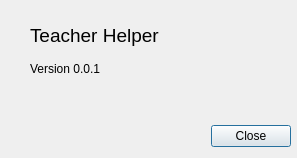
This is TeacherHelper/src/aboutBoxForm.ui in jeremydumais/TeacherHelper as Qt 5 draws it before an edit. The edited form follows.
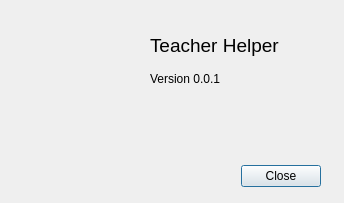
This is the edited form. Icons and pictures are not drawn.

Commit message: Worked on Class and Students classes and also add the application icon.

What changed in the file:
```diff
--- a/TeacherHelper/src/aboutBoxForm.ui
+++ b/TeacherHelper/src/aboutBoxForm.ui
@@ -6,8 +6,8 @@
    <rect>
     <x>0</x>
     <y>0</y>
-    <width>297</width>
-    <height>158</height>
+    <width>344</width>
+    <height>203</height>
    </rect>
   </property>
   <property name="windowTitle">
@@ -16,8 +16,8 @@
   <widget class="QDialogButtonBox" name="buttonBox">
    <property name="geometry">
     <rect>
-     <x>30</x>
-     <y>120</y>
+     <x>60</x>
+     <y>160</y>
      <width>261</width>
      <height>32</height>
     </rect>
@@ -32,8 +32,8 @@
   <widget class="QLabel" name="label">
    <property name="geometry">
     <rect>
-     <x>30</x>
-     <y>20</y>
+     <x>150</x>
+     <y>30</y>
      <width>141</width>
      <height>31</height>
     </rect>
@@ -50,8 +50,8 @@
   <widget class="QLabel" name="label_2">
    <property name="geometry">
     <rect>
-     <x>30</x>
-     <y>60</y>
+     <x>150</x>
+     <y>70</y>
      <width>101</width>
      <height>17</height>
     </rect>
@@ -60,6 +60,28 @@
     <string>Version 0.0.1</string>
    </property>
   </widget>
+  <widget class="QLabel" name="label_3">
+   <property name="geometry">
+    <rect>
+     <x>10</x>
+     <y>0</y>
+     <width>128</width>
+     <height>128</height>
+    </rect>
+   </property>
+   <property name="text">
+    <string/>
+   </property>
+   <property name="pixmap">
+    <pixmap resource="../res/global.qrc">:/global/TeacherHelper Icon256.png</pixmap>
+   </property>
+   <property name="scaledContents">
+    <bool>true</bool>
+   </property>
+   <property name="wordWrap">
+    <bool>false</bool>
+   </property>
+  </widget>
  </widget>
  <resources/>
  <connections>
```
Left out of the diff: 8 changed lines with no effect on the pictures. The commit also changes 37 other files.
